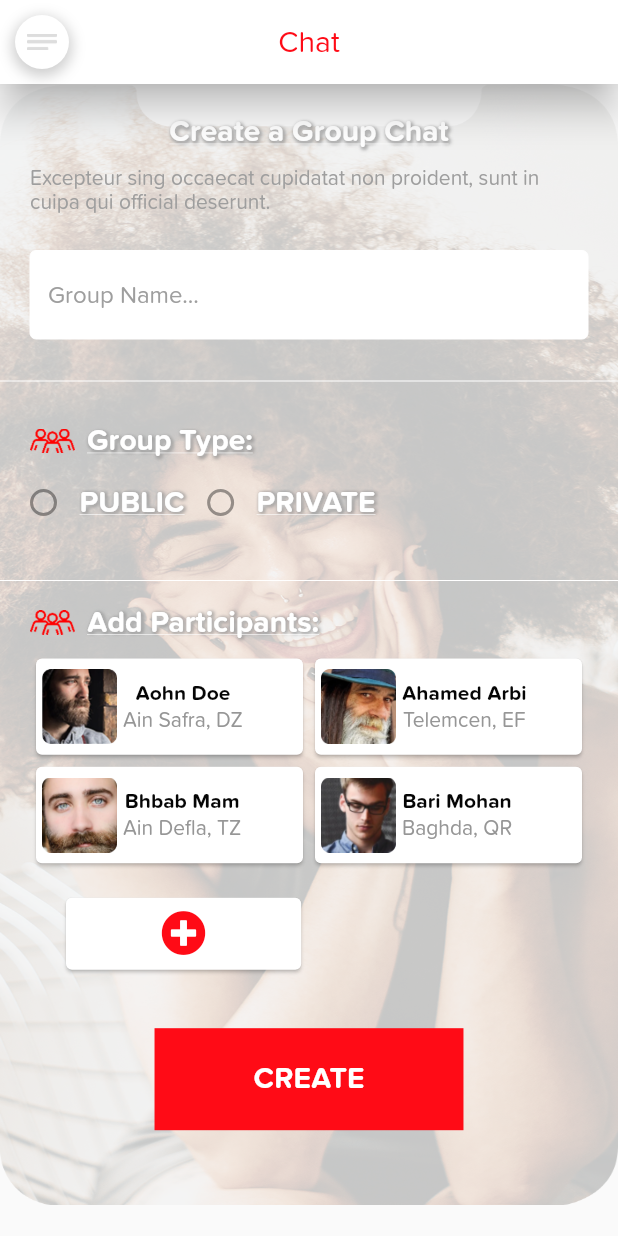
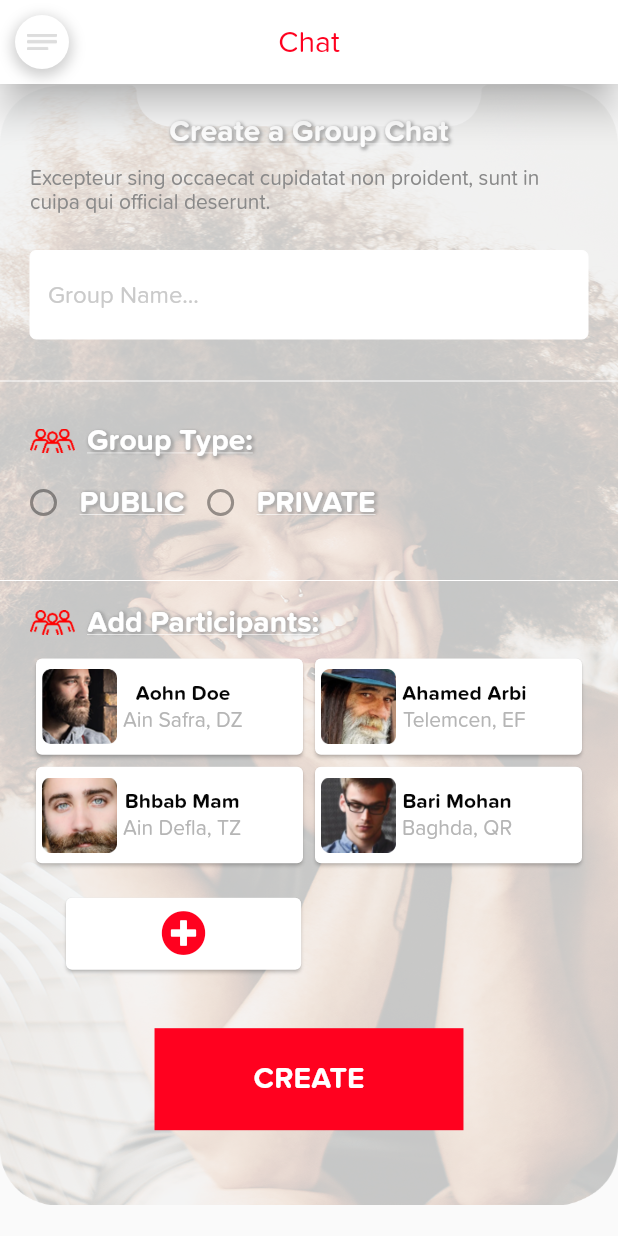
Before and after one commit to Sigilai5/YingYang, a Flutter app: the ChatPage screen opened by its route, on a phone screen of 412 x 824 dp. Run offline on Flutter 3.47's test engine with Material 2 defaults, Android fonts, the phone set to English and light mode, and no system bars; our stand-ins replace font_awesome_flutter, hexcolor.

Commit message:
Adjust colors

```diff
--- a/lib/modules/chat.dart
+++ b/lib/modules/chat.dart
@@ -37,7 +37,7 @@ class _ChatPageState extends State<ChatPage> {
       fontWeight: FontWeight.bold,
       fontFamily: "Proxima");
   final TextStyle smallerTextStyle = TextStyle(
-    color: Color.fromRGBO(150, 150, 150, 1),
+    color: Color.fromRGBO(181, 181, 181, 1),
     fontFamily: "Proxima",
   );
   final TextStyle chatTextWithShadow = TextStyle(
@@ -65,9 +65,8 @@ class _ChatPageState extends State<ChatPage> {
   @override
   Widget build(BuildContext context) {
     final width = MediaQuery.of(context).size.width;
-    final redColor = Color.fromRGBO(255, 11, 22, 1);
+    final redColor = Color.fromRGBO(255, 1, 31, 1);
     var size = MediaQuery.of(context).size;
-    final double itemHeight = (size.height - kToolbarHeight - 24) / 2;
     final double itemWidth = size.width / 2;
 
     return Scaffold(
@@ -136,9 +135,9 @@ class _ChatPageState extends State<ChatPage> {
                     Container(
                       padding: EdgeInsets.fromLTRB(20, 0, 20, 5),
                       child: Text(
-                        "Excepteur sing occaecat cupidatat non proident, sunt in cuipa qui official deserunt.",
-                        style: TextStyle(color: chatGrey),
-                      ),
+                          "Excepteur sing occaecat cupidatat non proident, sunt in cuipa qui official deserunt.",
+                          style: TextStyle(
+                              color: Color.fromRGBO(137, 137, 137, 1))),
                     ),
                     Container(
                       child: Padding(
@@ -152,7 +151,8 @@ class _ChatPageState extends State<ChatPage> {
                             fillColor: Colors.white,
                             filled: true,
                             hintText: "Group Name...",
-                            hintStyle: TextStyle(color: chatGrey),
+                            hintStyle: TextStyle(
+                                color: Color.fromRGBO(202, 202, 202, 1)),
                           ),
                           keyboardType: TextInputType.text,
                         ),
--- a/lib/modules/home.dart
+++ b/lib/modules/home.dart
@@ -46,7 +46,7 @@ class _MyHomePageState extends State<MyHomePage> {
   @override
   Widget build(BuildContext context) {
     final width = MediaQuery.of(context).size.width;
-    final redColor = Color.fromRGBO(255, 11, 22, 1);
+    final redColor = Color.fromRGBO(255, 255, 255, 1);
     return Scaffold(
         appBar: AppBar(
           elevation: 10,
```
